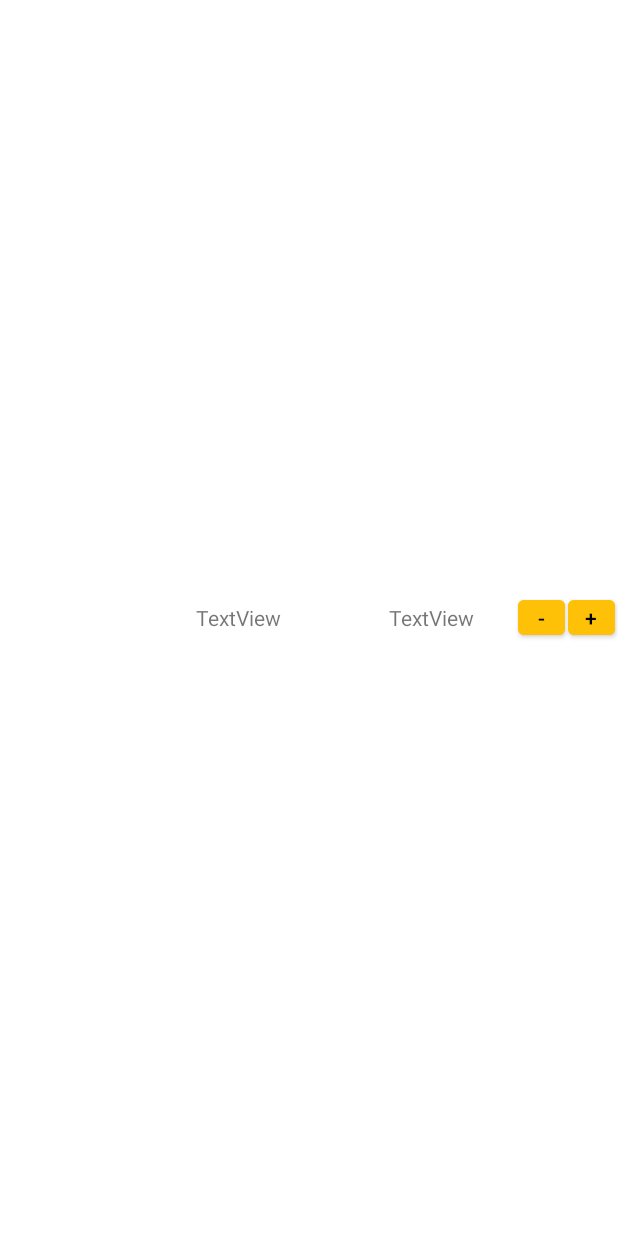
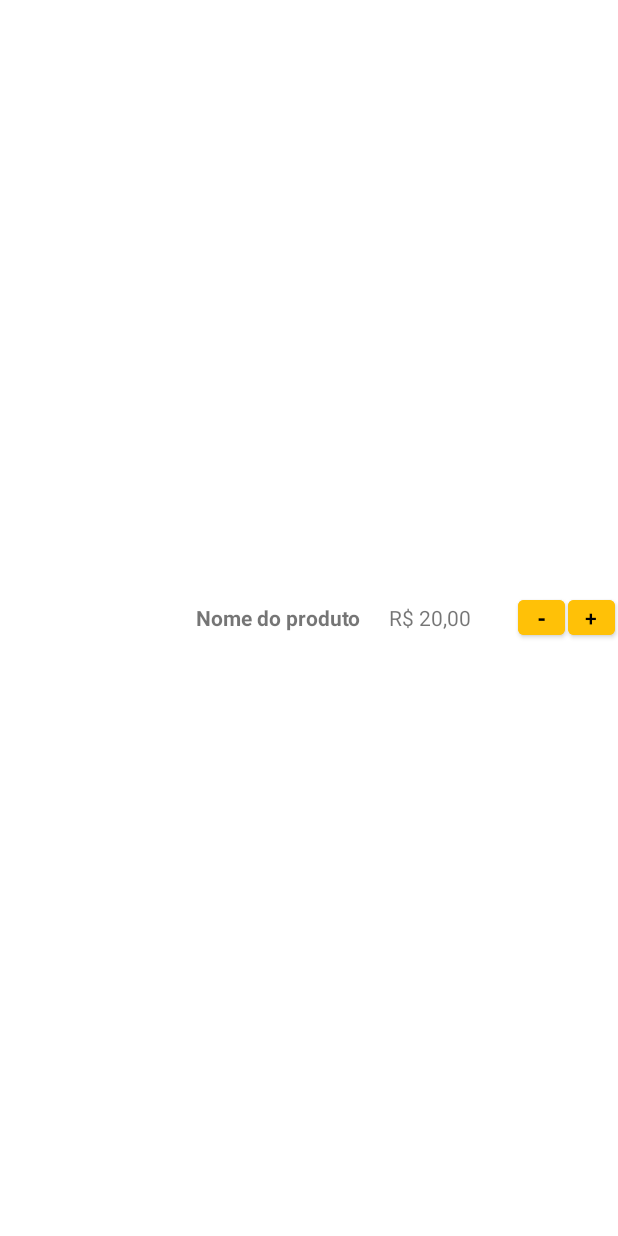
Before and after one commit to bitwoman/IPotato, an Android app: the Cardapio screen opened through its navigation route, on a phone screen of 412 x 824 dp. Run offline under Robolectric (Android 15) with nearby library versions, the phone set to English and light mode, and no system bars.

Commit message:
editei_mil_headers
Criação de header do navdrawer

```diff
--- a/app/src/main/res/layout/fragment_cardapio.xml
+++ b/app/src/main/res/layout/fragment_cardapio.xml
@@ -4,6 +4,7 @@
     xmlns:tools="http://schemas.android.com/tools"
     android:layout_width="match_parent"
     android:layout_height="match_parent"
+    android:orientation="horizontal"
     tools:context=".Cardapio">
 
     <LinearLayout
@@ -15,55 +16,59 @@
             android:id="@+id/idImageViewItemBatata"
             android:layout_width="0dp"
             android:layout_height="wrap_content"
+            android:layout_gravity="center_vertical"
+            android:layout_marginStart="2dp"
+            android:layout_marginEnd="2dp"
             android:layout_weight="3"
-            android:layout_gravity="center_vertical"
-            android:layout_marginEnd="2dp"
-            android:layout_marginStart="2dp"
+            android:contentDescription="@string/content_description_imageview_produto"
+            tools:ignore="ImageContrastCheck"
             tools:src="@tools:sample/avatars" />
 
         <TextView
             android:id="@+id/idTxtNomeProduto"
             android:layout_width="0dp"
             android:layout_height="wrap_content"
-            android:layout_weight="3"
             android:layout_gravity="center_vertical"
             android:layout_marginEnd="2dp"
-            android:text="TextView" />
+            android:layout_weight="3"
+            android:text="@string/txt_nome_produto"
+            android:textStyle="bold"/>
 
         <TextView
             android:id="@+id/idTxtPreco"
             android:layout_width="0dp"
             android:layout_height="wrap_content"
+            android:layout_gravity="center_vertical"
+            android:layout_marginEnd="2dp"
             android:layout_weight="2"
-            android:layout_marginEnd="2dp"
-            android:layout_gravity="center_vertical"
-            android:text="TextView" />
+            android:text="@string/txt_preco_produto" />
 
         <Button
             android:id="@+id/idButtonRemoverQtdeItem"
             android:layout_width="10dp"
             android:layout_height="35dp"
+            android:layout_gravity="center_vertical"
+            android:layout_marginEnd="2dp"
             android:layout_weight="0.5"
-            android:layout_gravity="center_vertical"
-            android:text="-"
+            android:backgroundTint="@color/amarelo_botao_adicionar_qtde_item"
             android:padding="1dp"
-            android:layout_marginEnd="2dp"
+            android:text="@string/txt_button_remover_qtde_item"
             android:textColor="@color/black"
-            android:backgroundTint="@color/amarelo_botao_adicionar_qtde_item">
-        </Button>
+            android:textStyle="bold"
+            tools:ignore="TouchTargetSizeCheck,TextContrastCheck"></Button>
 
         <Button
             android:id="@+id/idButtonAdicionarQtdeItem"
             android:layout_width="10dp"
             android:layout_height="35dp"
+            android:layout_gravity="center_vertical"
+            android:layout_marginEnd="2dp"
             android:layout_weight="0.5"
-            android:layout_gravity="center_vertical"
-            android:text="+"
+            android:backgroundTint="@color/amarelo_botao_adicionar_qtde_item"
             android:padding="1dp"
-            android:layout_marginEnd="2dp"
+            android:text="@string/txt_button_adicionar_qtde_item"
             android:textColor="@color/black"
-            android:backgroundTint="@color/amarelo_botao_adicionar_qtde_item">
-        </Button>
+            tools:ignore="TextContrastCheck,TouchTargetSizeCheck" />
 
     </LinearLayout>
 
--- a/app/src/main/res/values/colors.xml
+++ b/app/src/main/res/values/colors.xml
@@ -63,6 +63,8 @@
     <color name="amarelo_botao_adicionar_qtde_item">#ffc107</color>
 
 
+    <!-- PÁGINA DO NAVDRAWER -->
+    <color name="amarelo_txtview_nome_navdrawer">#ffc107</color>
 
 
     <color name="vermelho_crimson_principal">#f44336</color>
--- a/app/src/main/res/values/strings.xml
+++ b/app/src/main/res/values/strings.xml
@@ -39,8 +39,15 @@
 
     <!-- String's da página de Cardápio -->
     <string name="button_adicionar_qtde_item">+</string>
+    <string name="content_description_imageview_produto">Icone do produto</string>
+    <string name="txt_nome_produto">Nome do produto</string>
+    <string name="txt_preco_produto">R$ 20,00</string>
+    <string name="txt_button_remover_qtde_item">-</string>
+    <string name="txt_button_adicionar_qtde_item">+</string>
 
 
+    <!-- String's da página do navdrawer -->
+    <string name="textview_nome_aplicativo_page_navdrawer">IPotato</string>
 
 
     <!-- String's da action bar-->
```
Also changed, not shown: app/src/main/res/layout/nav_drawer_header.xml (+18 -22 lines), app/src/main/res/menu/nav_drawer_menu.xml (+8 -2 lines), app/src/main/res/drawable/header.png (added), app/src/main/res/drawable/headeripotato.png (added), app/src/main/res/drawable/headeripotato2.png (added).
